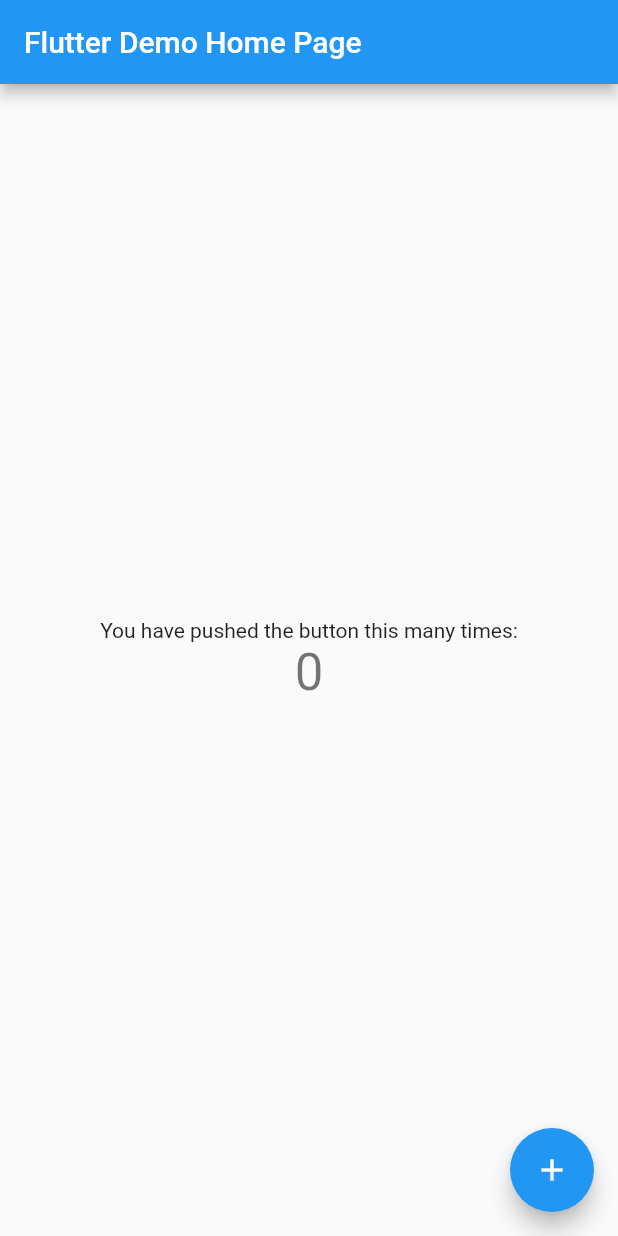
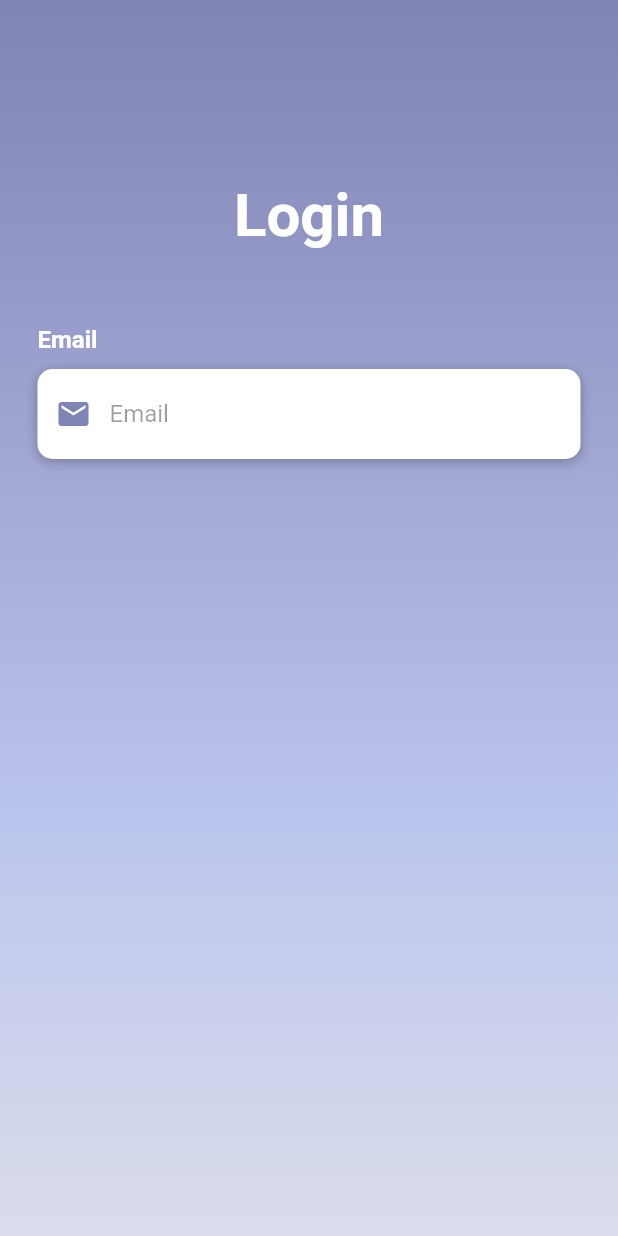
Before and after one commit to GuDropa/projetoDrugTime, a Flutter app: the screen it shows after launch, on a phone screen of 412 x 824 dp. Run offline on Flutter 3.47's test engine with Material 2 defaults, Android fonts, the phone set to English and light mode, and no system bars.

Commit message:
Login Screen (incompleta)
Login screen incompleta pra vcs se basearem

```diff
--- /dev/null
+++ b/teste/lib/loginScreen.dart
@@ -0,0 +1,100 @@
+import 'package:flutter/material.dart';
+import 'package:flutter/services.dart';
+
+class LoginScreen extends StatefulWidget {
+  @override
+  _LoginScreenState createState() => _LoginScreenState();
+}
+
+Widget buildEmail() {
+  return Column(
+    crossAxisAlignment: CrossAxisAlignment.start,
+    children: <Widget>[
+      Text(
+        'Email',
+        style: TextStyle(
+            color: Colors.white, fontSize: 16, fontWeight: FontWeight.bold),
+      ),
+      SizedBox(height: 10),
+      Container(
+        alignment: Alignment.centerLeft,
+        decoration: BoxDecoration(
+            color: Colors.white,
+            borderRadius: BorderRadius.circular(10),
+            boxShadow: [
+              BoxShadow(
+                color: Colors.black26,
+                blurRadius: 6,
+                offset: Offset(0, 2),
+              )
+            ]),
+        height: 60,
+        child: TextField(
+          keyboardType: TextInputType.emailAddress,
+          style: TextStyle(color: Colors.black87), //TextStyle
+          decoration: InputDecoration(
+            border: InputBorder.none,
+            contentPadding: EdgeInsets.only(top: 14),
+            prefixIcon: Icon(
+              Icons.email,
+              color: Color(0xff7e84b3),
+            ),
+            hintText: 'Email',
+            hintStyle: TextStyle(color: Colors.black38),
+          ),
+        ),
+      )
+    ],
+  );
+}
+
+class _LoginScreenState extends State<LoginScreen> {
+  @override
+  Widget build(BuildContext context) {
+    return Scaffold(
+      body: AnnotatedRegion<SystemUiOverlayStyle>(
+        value: SystemUiOverlayStyle.light,
+        child: GestureDetector(
+          child: Stack(
+            children: <Widget>[
+              Container(
+                height: double.infinity,
+                width: double.infinity,
+                decoration: BoxDecoration(
+                    gradient: LinearGradient(
+                        begin: Alignment.topCenter,
+                        end: Alignment.bottomCenter,
+                        colors: [
+                      Color(0xff7e84b3),
+                      Color(0xff9ea3d0),
+                      Color(0xffbcc5ed),
+                      Color(0xffdaddeb),
+                    ])),
+                child: SingleChildScrollView(
+                  padding: EdgeInsets.symmetric(
+                    horizontal: 25,
+                    vertical: 120,
+                  ),
+                  child: Column(
+                    mainAxisAlignment: MainAxisAlignment.center,
+                    children: <Widget>[
+                      Text(
+                        'Login',
+                        style: TextStyle(
+                            color: Colors.white,
+                            fontSize: 40,
+                            fontWeight: FontWeight.bold),
+                      ),
+                      SizedBox(height: 50),
+                      buildEmail()
+                    ],
+                  ),
+                ),
+              )
+            ],
+          ),
+        ),
+      ),
+    );
+  }
+}
--- a/teste/lib/main.dart
+++ b/teste/lib/main.dart
@@ -1,115 +1,17 @@
 import 'package:flutter/material.dart';
+import 'loginScreen.dart';
 
 void main() {
-  runApp(const MyApp());
+  runApp(MyApp());
 }
 
 class MyApp extends StatelessWidget {
-  const MyApp({Key? key}) : super(key: key);
-
-  // This widget is the root of your application.
   @override
   Widget build(BuildContext context) {
     return MaterialApp(
-      title: 'Flutter Demo',
-      theme: ThemeData(
-        // This is the theme of your application.
-        //
-        // Try running your application with "flutter run". You'll see the
-        // application has a blue toolbar. Then, without quitting the app, try
-        // changing the primarySwatch below to Colors.green and then invoke
-        // "hot reload" (press "r" in the console where you ran "flutter run",
-        // or simply save your changes to "hot reload" in a Flutter IDE).
-        // Notice that the counter didn't reset back to zero; the application
-        // is not restarted.
-        primarySwatch: Colors.blue,
-      ),
-      home: const MyHomePage(title: 'Flutter Demo Home Page'),
+      title: 'TiMed Login Page',
+      debugShowCheckedModeBanner: false,
+      home: LoginScreen(),
     );
   }
 }
-
-class MyHomePage extends StatefulWidget {
-  const MyHomePage({Key? key, required this.title}) : super(key: key);
-
-  // This widget is the home page of your application. It is stateful, meaning
-  // that it has a State object (defined below) that contains fields that affect
-  // how it looks.
-
-  // This class is the configuration for the state. It holds the values (in this
-  // case the title) provided by the parent (in this case the App widget) and
-  // used by the build method of the State. Fields in a Widget subclass are
-  // always marked "final".
-
-  final String title;
-
-  @override
-  State<MyHomePage> createState() => _MyHomePageState();
-}
-
-class _MyHomePageState extends State<MyHomePage> {
-  int _counter = 0;
-
-  void _incrementCounter() {
-    setState(() {
-      // This call to setState tells the Flutter framework that something has
-      // changed in this State, which causes it to rerun the build method below
-      // so that the display can reflect the updated values. If we changed
-      // _counter without calling setState(), then the build method would not be
-      // called again, and so nothing would appear to happen.
-      _counter++;
-    });
-  }
-
-  @override
-  Widget build(BuildContext context) {
-    // This method is rerun every time setState is called, for instance as done
-    // by the _incrementCounter method above.
-    //
-    // The Flutter framework has been optimized to make rerunning build methods
-    // fast, so that you can just rebuild anything that needs updating rather
-    // than having to individually change instances of widgets.
-    return Scaffold(
-      appBar: AppBar(
-        // Here we take the value from the MyHomePage object that was created by
-        // the App.build method, and use it to set our appbar title.
-        title: Text(widget.title),
-      ),
-      body: Center(
-        // Center is a layout widget. It takes a single child and positions it
-        // in the middle of the parent.
-        child: Column(
-          // Column is also a layout widget. It takes a list of children and
-          // arranges them vertically. By default, it sizes itself to fit its
-          // children horizontally, and tries to be as tall as its parent.
-          //
-          // Invoke "debug painting" (press "p" in the console, choose the
-          // "Toggle Debug Paint" action from the Flutter Inspector in Android
-          // Studio, or the "Toggle Debug Paint" command in Visual Studio Code)
-          // to see the wireframe for each widget.
-          //
-          // Column has various properties to control how it sizes itself and
-          // how it positions its children. Here we use mainAxisAlignment to
-          // center the children vertically; the main axis here is the vertical
-          // axis because Columns are vertical (the cross axis would be
-          // horizontal).
-          mainAxisAlignment: MainAxisAlignment.center,
-          children: <Widget>[
-            const Text(
-              'You have pushed the button this many times:',
-            ),
-            Text(
-              '$_counter',
-              style: Theme.of(context).textTheme.headline4,
-            ),
-          ],
-        ),
-      ),
-      floatingActionButton: FloatingActionButton(
-        onPressed: _incrementCounter,
-        tooltip: 'Increment',
-        child: const Icon(Icons.add),
-      ), // This trailing comma makes auto-formatting nicer for build methods.
-    );
-  }
-}
```
Also changed, not shown: 2 other files.
